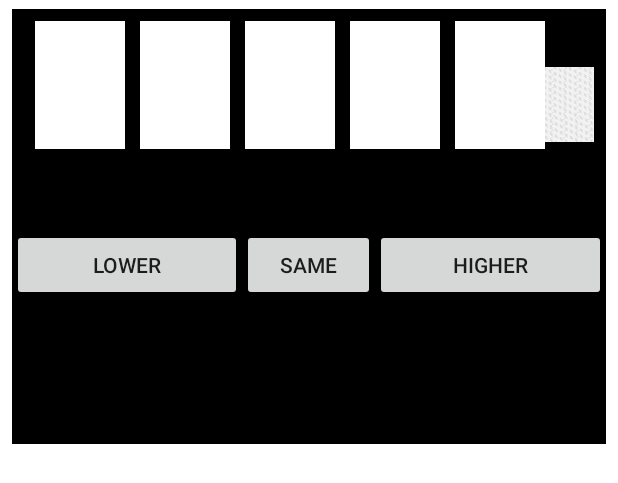
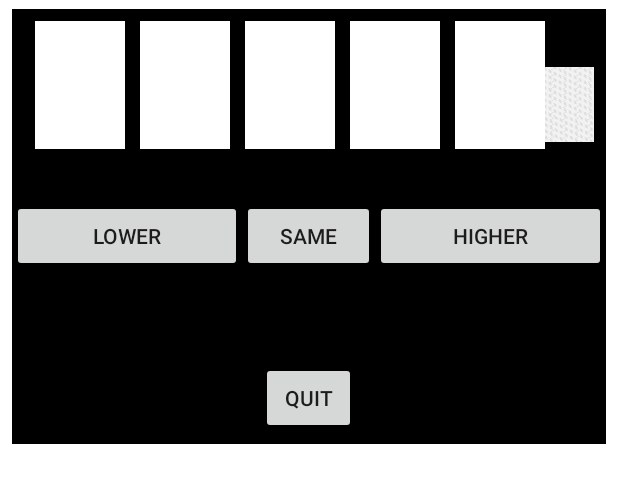
Before and after one commit to rmit-s3530300-amanda-truong/FTheBus, an Android app: the layout activity_game.xml on its own in the app's theme, with its tools: preview values and no code run, on a phone screen of 412 x 824 dp. Shown: the top 483 px of the screen. Run offline under Robolectric (Android 15) with nearby library versions, the phone set to English and light mode, and no system bars.

Commit message:
added player round functionality, added quit button functionality
If there is time:
- add transition for flipping card
- remove player dismiss dialog when there are no more players

bug:
- toasts dont appear in landscape mode
bug hasnt happened since previous commit
- sometimes when the input is wrong the current card doesnt update with the next card, but instead the card that it gets set to updates with the next card instead

```diff
--- a/app/src/main/res/layout/activity_game.xml
+++ b/app/src/main/res/layout/activity_game.xml
@@ -100,15 +100,9 @@
             android:background="@android:color/background_dark"
             android:orientation="vertical">
 
-            <TextView
-                android:id="@+id/tvDeckLeft"
-                android:layout_width="match_parent"
-                android:layout_height="wrap_content"
-                android:textColor="@android:color/background_light" />
-
             <LinearLayout
                 android:layout_width="match_parent"
-                android:layout_height="match_parent"
+                android:layout_height="69dp"
                 android:orientation="horizontal">
 
                 <Button
@@ -134,6 +128,31 @@
 
             </LinearLayout>
 
+            <LinearLayout
+                android:layout_width="match_parent"
+                android:layout_height="match_parent"
+                android:orientation="vertical">
+
+                <TextView
+                    android:id="@+id/tvPlayerName"
+                    android:layout_width="match_parent"
+                    android:layout_height="wrap_content"
+                    android:textColor="@android:color/background_light" />
+
+                <TextView
+                    android:id="@+id/tvDeckLeft"
+                    android:layout_width="match_parent"
+                    android:layout_height="wrap_content"
+                    android:textColor="@android:color/background_light" />
+
+                <Button
+                    android:id="@+id/bQuit"
+                    android:layout_width="63dp"
+                    android:layout_height="wrap_content"
+                    android:layout_gravity="center"
+                    android:text="@string/quit" />
+            </LinearLayout>
+
         </LinearLayout>
     </LinearLayout>
 
--- a/app/src/main/res/values/strings.xml
+++ b/app/src/main/res/values/strings.xml
@@ -2,6 +2,7 @@
     <string name="app_name">FTheBus</string>
     <string name="welcome">Welcome to F The Bus Drinking Game!</string>
     <string name="add_player">Add player</string>
+    <string name="playerName">Player: </string>
     <string name="remove_player">Remove player</string>
     <string name="startGame">Start Game</string>
     <string name="invalidNoPlayer">You need at least 1 player to play!</string>
@@ -15,5 +16,7 @@
     <string name="same">Same</string>
     <string name="correct">Correct!</string>
     <string name="wrong">Wrong!</string>
+    <string name="noMoreCards">Ran out of cards, using new deck!</string>
+    <string name="quit">Quit</string>
 
 </resources>
```
Also changed, not shown: app/src/main/java/com/struong/fthebus/Controller/GameController.java (+48 -0 lines), app/src/main/java/com/struong/fthebus/View/GameActivity.java (+23 -1 lines).
